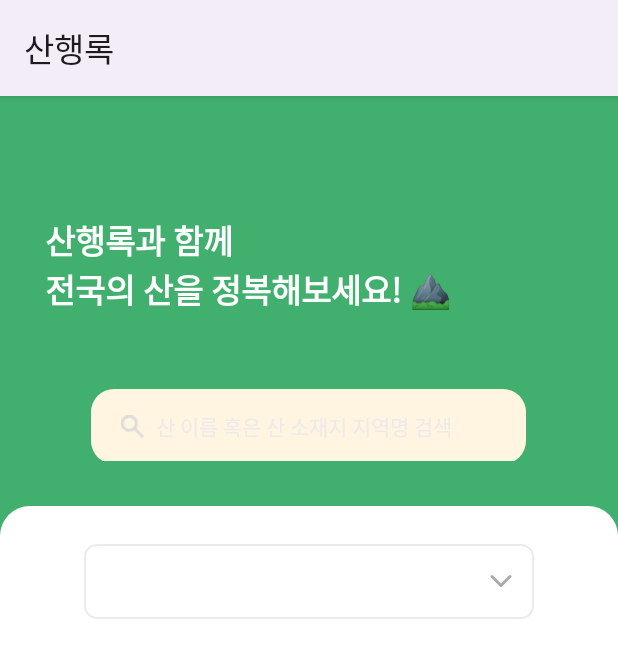
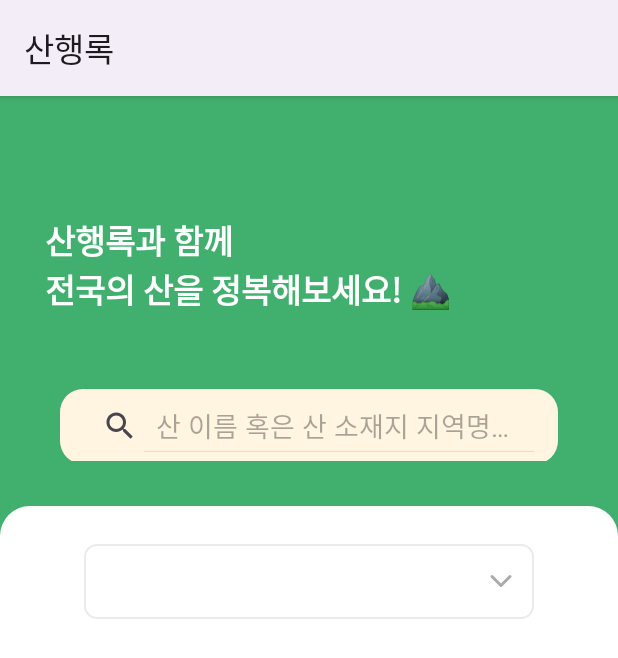
Before and after one commit to Phytoncidee/FE, an Android app: the NationalMountainsActivity screen opened directly, with no data from a screen before it, on a phone screen of 412 x 824 dp. Shown: the top 658 px of the screen. Run offline under Robolectric (Android 15) with nearby library versions, the phone set to English and light mode, and no system bars.

Commit message:
[FEAT] 전국산 검색 기능 구현

```diff
--- a/app/src/main/java/com/example/hikinglog_fe/interfaces/ApiService.kt
+++ b/app/src/main/java/com/example/hikinglog_fe/interfaces/ApiService.kt
@@ -1,5 +1,7 @@
 package com.example.hikinglog_fe.interfaces
 
+import com.example.hikinglog_fe.models.DirectRecordRequest
+import com.example.hikinglog_fe.models.DirectRecordResponse
 import com.example.hikinglog_fe.models.LoginRequest
 import com.example.hikinglog_fe.models.LoginResponse
 import com.example.hikinglog_fe.models.NationalMountainsImageResponse
@@ -45,10 +47,21 @@ interface ApiService {
         @Path("mountain_Code") mountainCode: Long
     ): Call<NationalMountainsImageResponse>
 
+    @GET("/api/getM/{mountain_Name}")
+    fun getMountainInfo(
+        @Header("Authorization") token: String,
+        @Path("mountain_Name") mountainName: String
+    ): Call<NationalMountainsResponse>
+
+    @POST("api/record/hiking")
+    fun recordHiking(
+        @Header("Authorization") token: String,
+        @Body request: DirectRecordRequest
+    ): Call<DirectRecordResponse>
 
     companion object {
         private const val BASE_URL = "http://192.168.0.10:8080/"    // http://localhost:8080/
-        val gson : Gson =   GsonBuilder().setLenient().create();
+        val gson : Gson =   GsonBuilder().setLenient().create()
 
         fun create() : ApiService {
 
--- a/app/src/main/res/layout/activity_national_mountains.xml
+++ b/app/src/main/res/layout/activity_national_mountains.xml
@@ -25,27 +25,25 @@
                 android:layout_height="wrap_content"
                 android:text="산행록과 함께\n전국의 산을 정복해보세요! ⛰️"
                 android:fontFamily="@font/nanum_square_round_eb"
-
                 android:textColor="@color/white"
                 android:textSize="22sp"
                 android:textStyle="bold"
                 android:layout_marginTop="50dp"
-                android:layout_marginBottom="50dp"/>
+                android:layout_marginBottom="40dp"/>
 
             <!--검색창-->
-            <EditText
-                android:id="@+id/searchEditText"
-                android:layout_width="290dp"
+            <androidx.appcompat.widget.SearchView
+                android:id="@+id/searchView"
+                android:layout_width="match_parent"
                 android:layout_height="50dp"
-                android:layout_gravity="center"
+                android:layout_margin="10dp"
                 android:background="@drawable/search_box"
-                android:hint="산 이름 혹은 산 소재지 지역명 검색"
-                android:drawableStart="@drawable/icon_search"
-                android:drawablePadding="8dp"
-                android:paddingLeft="20dp"
-                android:textColorHint="@color/lightgray"
-                android:textColor="@color/black"
-                android:textSize="14sp" />
+                android:focusable="true"
+                app:queryHint="산 이름 혹은 산 소재지 지역명 검색"
+                app:iconifiedByDefault="false"
+                app:layout_constraintBottom_toBottomOf="parent"
+                app:layout_constraintEnd_toEndOf="parent"
+                app:layout_constraintTop_toTopOf="parent" />
         </LinearLayout>
 
         <LinearLayout
```
Also changed, not shown: app/src/main/java/com/example/hikinglog_fe/NationalMountainsActivity.kt (+64 -3 lines), app/src/main/java/com/example/hikinglog_fe/adapter/MountainAdapter.kt (+44 -4 lines).
